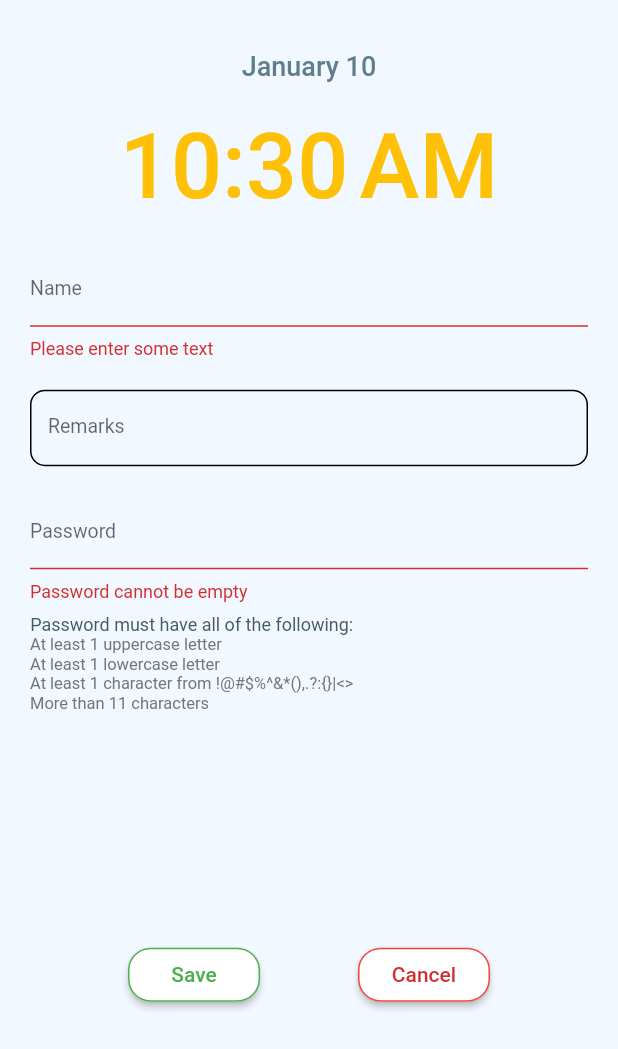
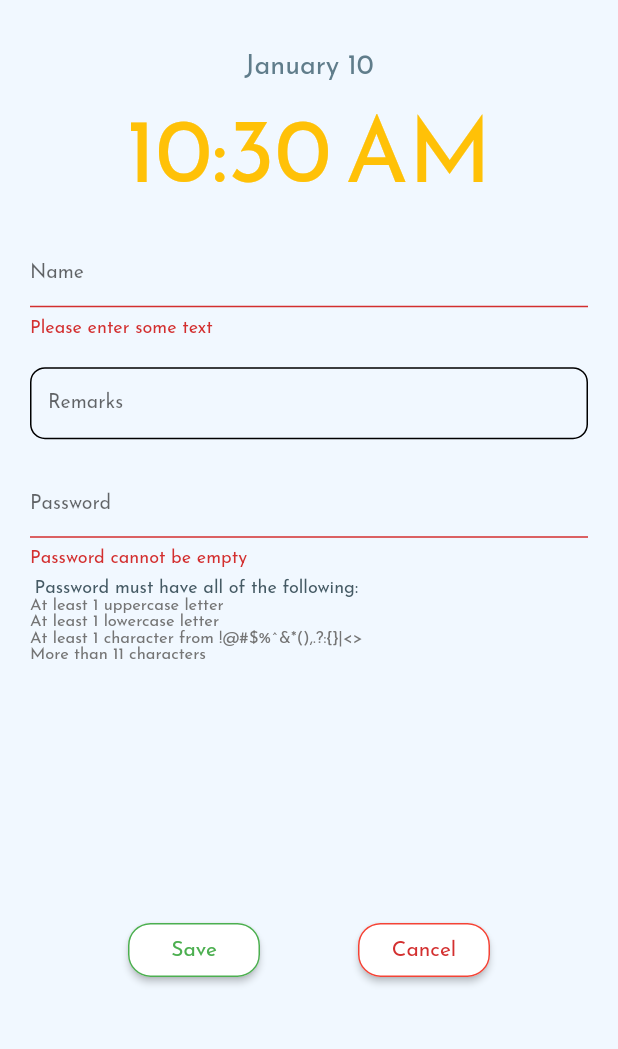
Before and after one commit to Clouddoggo/flutter-alarm, a Flutter app: the AddAlarmPage screen opened by its route, after a tap on "Save", on a phone screen of 412 x 824 dp. Shown: the top 1049 px of the screen. Run offline on Flutter 3.47's test engine with Material 2 defaults, Android fonts, the phone set to English and light mode, and no system bars; our stand-ins replace cloud_firestore, firebase_core, flutter_datetime_picker, flutter_local_notifications, flutter_native_timezone, rxdart and 2 more; accounts and stored records are empty.

Commit message:
update README and add font

```diff
--- a/lib/alarmsList.dart
+++ b/lib/alarmsList.dart
@@ -72,7 +72,7 @@ class _AlarmsListPageState extends State<AlarmsListPage> {
               ),
         title: Text(
           DateFormat('kk:mm').format(document.get('time').toDate()).toString(),
-          style: TextStyle(fontSize: 28, fontWeight: FontWeight.bold),
+          style: TextStyle(fontSize: 28, fontWeight: FontWeight.w300),
         ),
         subtitle: Text(
           document.get('remarks') ?? 'No remarks',
@@ -121,10 +121,24 @@ class _AlarmsListPageState extends State<AlarmsListPage> {
             ),
             Text(
               " $_time ",
-              style: TextStyle(fontSize: 60.0),
+              style: TextStyle(
+                fontSize: 60.0,
+                color: Color(0xffFBB500),
+              ),
             ),
-            SizedBox(
-              height: 20,
+            Padding(
+              padding: const EdgeInsets.only(right: 15.0),
+              child: Align(
+                alignment: Alignment.centerRight,
+                child: IconButton(
+                  icon: Icon(Icons.add),
+                  onPressed: () {
+                    Navigator.pushNamed(context, '/addAlarm');
+                  },
+                  color: Colors.orange[600],
+                  highlightColor: Colors.blue[200],
+                ),
+              ),
             ),
             StreamBuilder(
               stream: Storage.getStream(),
@@ -145,14 +159,6 @@ class _AlarmsListPageState extends State<AlarmsListPage> {
             ),
           ],
         ),
-      ),
-      floatingActionButton: FloatingActionButton(
-        onPressed: () {
-          Navigator.pushNamed(context, '/addAlarm');
-        },
-        child: Icon(Icons.add_alarm),
-        backgroundColor: Colors.amber[400],
-        elevation: 15,
       ),
     );
   }
--- a/lib/main.dart
+++ b/lib/main.dart
@@ -54,6 +54,9 @@ class MyApp extends StatelessWidget {
         '/ring': (context) => AlarmRingPage()
       },
       navigatorKey: navigatorKey,
+      theme: ThemeData(
+        fontFamily: 'JosefinSans',
+      ),
     );
   }
 }
--- a/pubspec.yaml
+++ b/pubspec.yaml
@@ -40,3 +40,7 @@ dev_dependencies:
 
 flutter:
   uses-material-design: true
+  fonts:
+    - family: JosefinSans
+      fonts:
+        - asset: assets/fonts/JosefinSans-Regular.ttf
```
Also changed, not shown: assets/fonts/JosefinSans-Regular.ttf (added), 1 other file.
